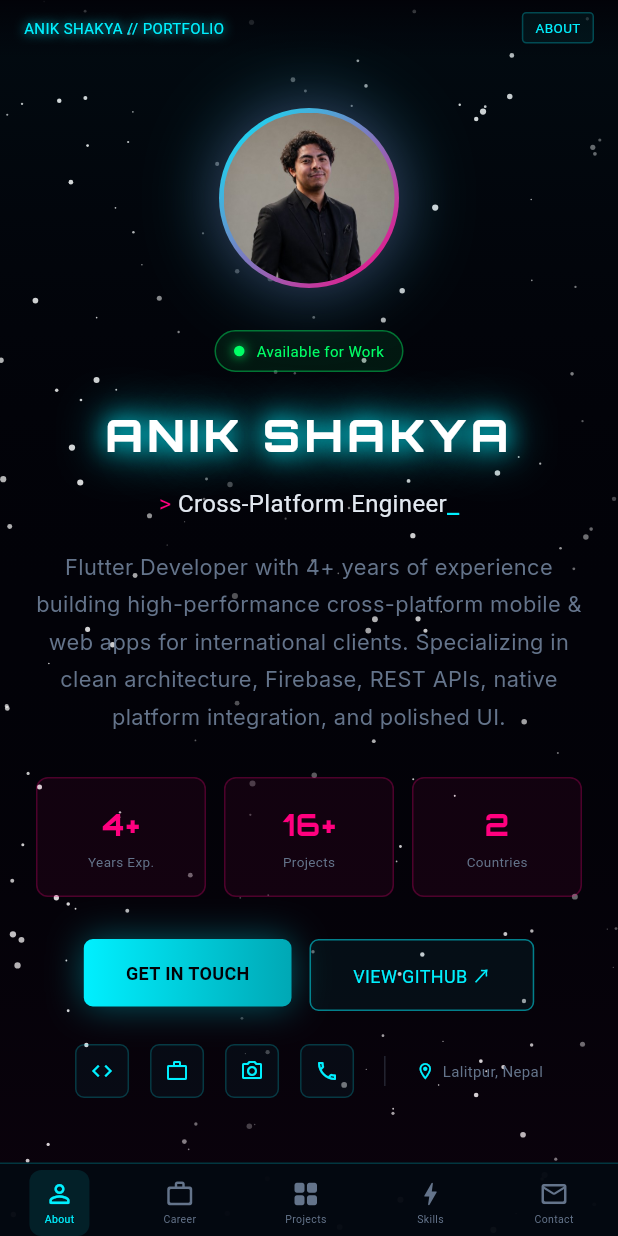
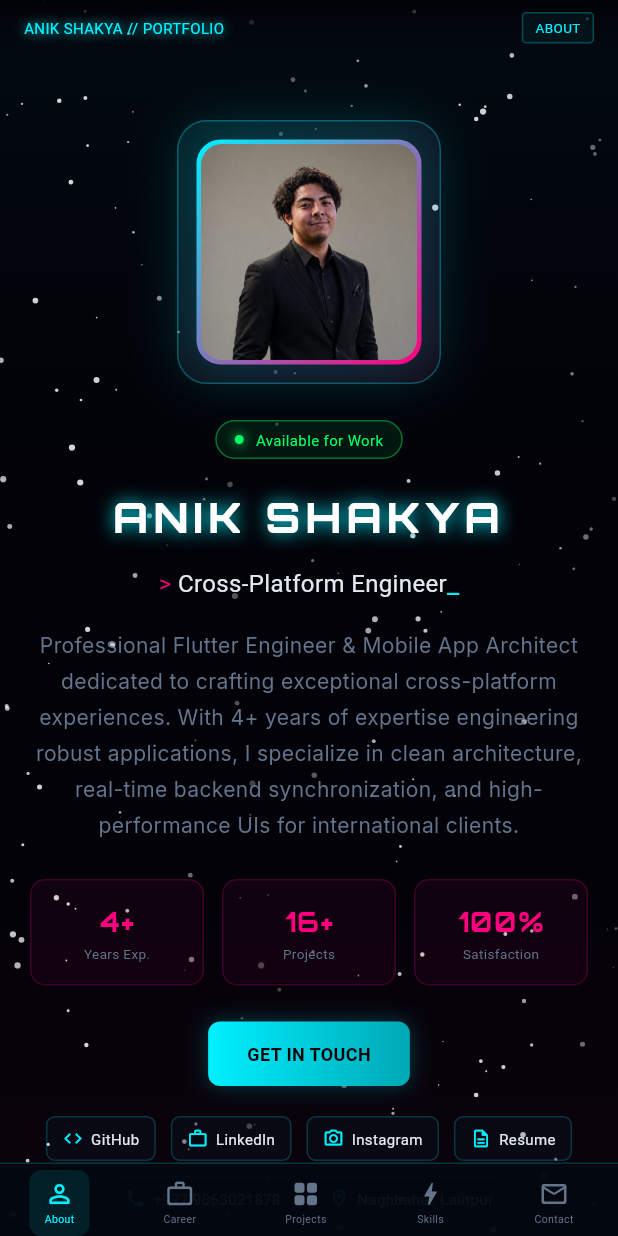
Before and after one commit to Anikshakya/my_portfolio, a Flutter app: the screen it shows after launch, on a phone screen of 412 x 824 dp. Run offline on Flutter 3.47's test engine with Material 3 defaults, Android fonts, the phone set to English and light mode, and no system bars; drawn by our look-alikes of flutter_animate; our stand-ins replace google_fonts, visibility_detector.

Commit message:
Managed
- Animations, UI and sections

```diff
--- a/lib/main.dart
+++ b/lib/main.dart
@@ -150,7 +150,13 @@ class _PortfolioRootState extends State<PortfolioRoot> {
         _page(const ProjectsScreen(),
             topPad: topPad + 24, bottomPad: bottomPad),
         _page(const SkillsScreen(), topPad: topPad + 24, bottomPad: bottomPad),
-        _page(const ContactScreen(), topPad: topPad + 24, bottomPad: bottomPad),
+        _page(
+          const ContactScreen(),
+          topPad: 0,
+          bottomPad: 0,
+          fullWidth: true,
+          scrollable: false,
+        ),
       ],
     );
   }
@@ -160,6 +166,7 @@ class _PortfolioRootState extends State<PortfolioRoot> {
     required double topPad,
     required double bottomPad,
     bool scrollable = true,
+    bool fullWidth = false,
   }) {
     return LayoutBuilder(
       builder: (context, constraints) {
@@ -169,12 +176,17 @@ class _PortfolioRootState extends State<PortfolioRoot> {
           padding: EdgeInsets.only(top: topPad, bottom: bottomPad),
           child: ConstrainedBox(
             constraints: BoxConstraints(minHeight: minHeight),
-            child: Center(
-              child: ConstrainedBox(
-                constraints: const BoxConstraints(maxWidth: 1200),
-                child: child,
-              ),
-            ),
+            child: fullWidth
+                ? SizedBox(
+                    height: minHeight,
+                    child: child,
+                  )
+                : Center(
+                    child: ConstrainedBox(
+                      constraints: const BoxConstraints(maxWidth: 1200),
+                      child: child,
+                    ),
+                  ),
           ),
         );
 
--- a/lib/screens/home_screen.dart
+++ b/lib/screens/home_screen.dart
@@ -3,8 +3,6 @@ import 'package:flutter/material.dart';
 import 'package:flutter_animate/flutter_animate.dart';
 import 'package:url_launcher/url_launcher.dart';
 import '../theme/hud_theme.dart';
-import '../widgets/hud_panel.dart';
-import '../widgets/glow_text.dart';
 import '../widgets/scroll_animate.dart';
 
 class HomeScreen extends StatefulWidget {
@@ -80,11 +78,11 @@ class _HomeScreenState extends State<HomeScreen> {
   Widget build(BuildContext context) {
     final size = MediaQuery.of(context).size;
     final isWide = size.width > 700;
-    final hPad = isWide ? 56.0 : 24.0;
+    final hPad = isWide ? 56.0 : 20.0;
 
     return Container(
       constraints: BoxConstraints(minHeight: size.height * 0.88),
-      padding: EdgeInsets.fromLTRB(hPad, 24, hPad, 80),
+      padding: EdgeInsets.fromLTRB(hPad, 32, hPad, 80),
       child: Center(
         child: ConstrainedBox(
           constraints: const BoxConstraints(maxWidth: 1100),
@@ -102,32 +100,32 @@ class _HomeScreenState extends State<HomeScreen> {
       children: [
         // Left: Text content
         Expanded(
-          flex: 6,
+          flex: 7,
           child: Column(
             crossAxisAlignment: CrossAxisAlignment.start,
             mainAxisAlignment: MainAxisAlignment.center,
             children: [
               _StatusChip(),
+              const SizedBox(height: 20),
+              _heroName(),
+              const SizedBox(height: 14),
+              _typewriterRow(),
+              const SizedBox(height: 18),
+              _heroBio(),
+              const SizedBox(height: 28),
+              _statsRow(),
+              const SizedBox(height: 32),
+              _ctaRow(),
               const SizedBox(height: 24),
-              _heroName(),
-              const SizedBox(height: 16),
-              _typewriterRow(),
-              const SizedBox(height: 20),
-              _heroBio(),
-              const SizedBox(height: 32),
-              _statsRow(),
-              const SizedBox(height: 36),
-              _ctaRow(),
-              const SizedBox(height: 28),
               _socialRow(),
             ],
           ),
         ),
-        const SizedBox(width: 60),
-        // Right: Avatar
+        const SizedBox(width: 48),
+        // Right: Avatar card framing
         Expanded(
           flex: 4,
-          child: Center(child: _avatar(200)),
+          child: Center(child: _avatarContainer(220)),
         ),
       ],
     );
@@ -139,20 +137,20 @@ class _HomeScreenState extends State<HomeScreen> {
     return Column(
       crossAxisAlignment: CrossAxisAlignment.center,
       children: [
-        _avatar(120),
-        const SizedBox(height: 28),
+        _avatarContainer(150),
+        const SizedBox(height: 24),
         _StatusChip(),
-        const SizedBox(height: 20),
+        const SizedBox(height: 18),
         _heroName(center: true),
         const SizedBox(height: 12),
         _typewriterRow(center: true),
         const SizedBox(height: 16),
         _heroBio(center: true),
-        const SizedBox(height: 28),
+        const SizedBox(height: 24),
         _statsRow(),
-        const SizedBox(height: 28),
+        const SizedBox(height: 24),
         _ctaRow(),
-        const SizedBox(height: 22),
+        const SizedBox(height: 20),
         _socialRow(center: true),
       ],
     );
@@ -160,31 +158,43 @@ class _HomeScreenState extends State<HomeScreen> {
 
   // ── Sub-widgets ───────────────────────────────────────────────
 
-  Widget _avatar(double size) => ScrollAnimate(
+  Widget _avatarContainer(double size) => ScrollAnimate(
         key: const ValueKey('home_avatar'),
+        child: Container(
+          decoration: BoxDecoration(
+            borderRadius: BorderRadius.circular(20),
+            border: Border.all(color: HudColors.cyan.withOpacity(0.3)),
+            gradient: LinearGradient(
+              colors: [HudColors.cyan.withOpacity(0.08), HudColors.magenta.withOpacity(0.08)],
+              begin: Alignment.topLeft,
+              end: Alignment.bottomRight,
+            ),
+            boxShadow: [
+              BoxShadow(color: HudColors.cyan.withOpacity(0.2), blurRadius: 30, spreadRadius: -5),
+            ],
+          ),
+          padding: const EdgeInsets.all(12),
           child: Container(
             width: size,
             height: size,
             decoration: BoxDecoration(
-            shape: BoxShape.circle,
+              borderRadius: BorderRadius.circular(16),
               gradient: const LinearGradient(
                 colors: [HudColors.cyan, HudColors.magenta],
                 begin: Alignment.topLeft,
                 end: Alignment.bottomRight,
               ),
-            boxShadow: [
-              BoxShadow(color: HudColors.cyan.withOpacity(0.35), blurRadius: 40, spreadRadius: 2),
-              BoxShadow(color: HudColors.magenta.withOpacity(0.2), blurRadius: 30),
-            ],
             ),
             padding: const EdgeInsets.all(3),
-          child: ClipOval(
+            child: ClipRRect(
+              borderRadius: BorderRadius.circular(14),
               child: Image.asset(
                 'assets/images/portfolio.jpeg',
                 fit: BoxFit.cover,
                 errorBuilder: (_, __, ___) => Container(
                   color: const Color(0xFF0A0A16),
                   child: const Icon(Icons.person, color: HudColors.cyan, size: 60),
+                ),
               ),
             ),
           ),
@@ -197,12 +207,11 @@ class _HomeScreenState extends State<HomeScreen> {
           'ANIK SHAKYA',
           textAlign: center ? TextAlign.center : TextAlign.start,
           style: HudTextStyles.header(
-            MediaQuery.of(context).size.width > 700 ? 42 : 30,
+            MediaQuery.of(context).size.width > 700 ? 40 : 28,
           ).copyWith(
-            letterSpacing: 3,
+            letterSpacing: 3.5,
             shadows: [
-              const Shadow(color: HudColors.cyan, blurRadius: 20),
-              const Shadow(color: HudColors.cyan, blurRadius: 40),
+              const Shadow(color: HudColors.cyan, blurRadius: 15),
             ],
           ),
         ),
@@ -232,13 +241,14 @@ class _HomeScreenState extends State<HomeScreen> {
         key: const ValueKey('home_bio'),
         delay: const Duration(milliseconds: 150),
         child: ConstrainedBox(
-          constraints: const BoxConstraints(maxWidth: 560),
+          constraints: const BoxConstraints(maxWidth: 580),
           child: Text(
-            'Flutter Developer with 4+ years of experience building high-performance '
-            'cross-platform mobile & web apps for international clients. '
-            'Specializing in clean architecture, Firebase, REST APIs, native platform integration, and polished UI.',
+            'Professional Flutter Engineer & Mobile App Architect dedicated to crafting exceptional '
+            'cross-platform experiences. With 4+ years of expertise engineering robust applications, '
+            'I specialize in clean architecture, real-time backend synchronization, and high-performance UIs '
+            'for international clients.',
             textAlign: center ? TextAlign.center : TextAlign.start,
-            style: HudTextStyles.body(14.5, color: HudColors.textMuted).copyWith(height: 1.75),
+            style: HudTextStyles.body(14, color: HudColors.textMuted).copyWith(height: 1.7),
           ),
         ),
       );
@@ -252,23 +262,23 @@ class _HomeScreenState extends State<HomeScreen> {
             const SizedBox(width: 12),
             _statChip('16+', 'Projects'),
             const SizedBox(width: 12),
-            _statChip('2', 'Countries'),
+            _statChip('100%', 'Satisfaction'),
           ],
         ),
       );
 
   Widget _statChip(String val, String label) => Expanded(
         child: Container(
-          padding: const EdgeInsets.symmetric(vertical: 16, horizontal: 12),
+          padding: const EdgeInsets.symmetric(vertical: 14, horizontal: 8),
           decoration: BoxDecoration(
-            color: HudColors.magenta.withOpacity(0.06),
-            borderRadius: BorderRadius.circular(8),
-            border: Border.all(color: HudColors.magenta.withOpacity(0.25)),
+            color: HudColors.magenta.withOpacity(0.05),
+            borderRadius: BorderRadius.circular(10),
+            border: Border.all(color: HudColors.magenta.withOpacity(0.2)),
           ),
           child: Column(
             children: [
-              Text(val, style: HudTextStyles.header(20, color: HudColors.magenta)),
-              const SizedBox(height: 4),
+              Text(val, style: HudTextStyles.header(18, color: HudColors.magenta)),
+              const SizedBox(height: 2),
               Text(label, style: HudTextStyles.mono(9, color: HudColors.textMuted)),
             ],
           ),
@@ -282,36 +292,30 @@ class _HomeScreenState extends State<HomeScreen> {
           spacing: 12,
           runSpacing: 12,
           children: [
-            // Primary CTA
-            GestureDetector(
+            // Only the primary contact CTA button remains here
+            _HoverButton(
               onTap: widget.onContactTap,
-              child: Container(
-                padding: const EdgeInsets.symmetric(horizontal: 28, vertical: 14),
+              builder: (isHovered) => Container(
+                padding: const EdgeInsets.symmetric(horizontal: 26, vertical: 13),
                 decoration: BoxDecoration(
-                  gradient: const LinearGradient(
-                    colors: [HudColors.cyan, Color(0xFF00A8B5)],
+                  gradient: LinearGradient(
+                    colors: isHovered
+                        ? [HudColors.cyan, HudColors.cyan]
+                        : [HudColors.cyan, const Color(0xFF00A8B5)],
                   ),
-                  borderRadius: BorderRadius.circular(6),
-                  boxShadow: [BoxShadow(color: HudColors.cyan.withOpacity(0.35), blurRadius: 20)],
+                  borderRadius: BorderRadius.circular(8),
+                  boxShadow: [
+                    BoxShadow(
+                      color: HudColors.cyan.withOpacity(isHovered ? 0.5 : 0.25),
+                      blurRadius: isHovered ? 20 : 12,
+                    ),
+                  ],
                 ),
                 child: Text(
                   'GET IN TOUCH',
                   style: HudTextStyles.mono(12, color: const Color(0xFF020208))
                       .copyWith(fontWeight: FontWeight.bold),
                 ),
-              ),
-            ),
-            // Secondary CTA
-            GestureDetector(
-              onTap: () => _launch('https://github.com/AnikShakya'),
-              child: Container(
-                padding: const EdgeInsets.symmetric(horizontal: 28, vertical: 14),
-                decoration: BoxDecoration(
-                  borderRadius: BorderRadius.circular(6),
-                  border: Border.all(color: HudColors.cyan.withOpacity(0.5)),
-                  color: HudColors.cyan.withOpacity(0.05),
-                ),
-                child: Text('VIEW GITHUB ↗', style: HudTextStyles.mono(12)),
               ),
             ),
           ],
@@ -321,40 +325,80 @@ class _HomeScreenState extends State<HomeScreen> {
   Widget _socialRow({bool center = false}) => ScrollAnimate(
         key: const ValueKey('home_socials'),
         delay: const Duration(milliseconds: 260),
-        child: Row(
-          mainAxisAlignment: center ? MainAxisAlignment.center : MainAxisAlignment.start,
+        child: Wrap(
+          spacing: 10,
+          runSpacing: 10,
+          alignment: center ? WrapAlignment.center : WrapAlignment.start,
+          crossAxisAlignment: WrapCrossAlignment.center,
           children: [
-            _iconLink(Icons.code, 'https://github.com/AnikShakya'),
-            const SizedBox(width: 14),
-            _iconLink(Icons.work_outline, 'https://www.linkedin.com/in/anik-shakya-67141b192/'),
-            const SizedBox(width: 14),
-            _iconLink(Icons.camera_alt_outlined, 'https://www.instagram.com/anik_shakya_'),
-            const SizedBox(width: 14),
-            _iconLink(Icons.phone_outlined, 'tel:+9779863021878'),
-            const SizedBox(width: 20),
-            Container(width: 1, height: 20, color: HudColors.textMuted.withOpacity(0.3)),
-            const SizedBox(width: 20),
-            Row(children: [
-              const Icon(Icons.location_on_outlined, color: HudColors.cyan, size: 13),
-              const SizedBox(width: 5),
-              Text('Lalitpur, Nepal', style: HudTextStyles.mono(10, color: HudColors.textMuted)),
-            ]),
+            _socialChip(Icons.code, 'GitHub', 'https://github.com/AnikShakya'),
+            _socialChip(Icons.work_outline, 'LinkedIn', 'https://www.linkedin.com/in/anik-shakya-67141b192/'),
+            _socialChip(Icons.camera_alt_outlined, 'Instagram', 'https://www.instagram.com/anik_shakya_'),
+            _socialChip(Icons.description_outlined, 'Resume', 'https://github.com/AnikShakya'),
+            _socialChip(Icons.phone_outlined, '+977 9863021878', 'tel:+9779863021878'),
+            _socialChip(
+              Icons.location_on_outlined,
+              'Naghbahal, Lalitpur',
+              'https://www.google.com/maps/search/?api=1&query=Naghbahal,+Lalitpur,+Nepal',
+            ),
           ],
         ),
       );
 
-  Widget _iconLink(IconData icon, String url) => GestureDetector(
+  Widget _socialChip(IconData icon, String label, String url) => _HoverButton(
         onTap: () => _launch(url),
-        child: Container(
-          padding: const EdgeInsets.all(9),
+        builder: (isHovered) => Container(
+          padding: const EdgeInsets.symmetric(horizontal: 10, vertical: 7),
           decoration: BoxDecoration(
             borderRadius: BorderRadius.circular(6),
-            border: Border.all(color: HudColors.cyan.withOpacity(0.2)),
-            color: HudColors.cyan.withOpacity(0.04),
+            border: Border.all(
+              color: HudColors.cyan.withOpacity(isHovered ? 0.9 : 0.2),
             ),
-          child: Icon(icon, color: HudColors.cyan, size: 16),
+            color: HudColors.cyan.withOpacity(isHovered ? 0.12 : 0.03),
+          ),
+          child: Row(
+            mainAxisSize: MainAxisSize.min,
+            children: [
+              Icon(icon, color: HudColors.cyan, size: 14),
+              const SizedBox(width: 5),
+              Text(label, style: HudTextStyles.mono(10, color: HudColors.textMain)),
+            ],
+          ),
         ),
       );
+}
+
+// ── Reusable Hover State Widget ──────────────────────────────────
+
+class _HoverButton extends StatefulWidget {
+  final VoidCallback onTap;
+  final Widget Function(bool isHovered) builder;
+
+  const _HoverButton({required this.onTap, required this.builder});
+
+  @override
+  State<_HoverButton> createState() => _HoverButtonState();
+}
+
+class _HoverButtonState extends State<_HoverButton> {
+  bool _isHovered = false;
+
+  @override
+  Widget build(BuildContext context) {
+    return MouseRegion(
+      onEnter: (_) => setState(() => _isHovered = true),
+      onExit: (_) => setState(() => _isHovered = false),
+      cursor: SystemMouseCursors.click,
+      child: GestureDetector(
+        onTap: widget.onTap,
+        child: AnimatedScale(
+          scale: _isHovered ? 1.03 : 1.0,
+          duration: const Duration(milliseconds: 150),
+          child: widget.builder(_isHovered),
+        ),
+      ),
+    );
+  }
 }
 
 // ── Status chip ──────────────────────────────────────────────────
@@ -363,7 +407,7 @@ class _StatusChip extends StatelessWidget {
   @override
   Widget build(BuildContext context) {
     return Container(
-      padding: const EdgeInsets.symmetric(horizontal: 12, vertical: 6),
+      padding: const EdgeInsets.symmetric(horizontal: 12, vertical: 5),
       decoration: BoxDecoration(
         color: HudColors.green.withOpacity(0.08),
         border: Border.all(color: HudColors.green.withOpacity(0.4)),
@@ -373,16 +417,16 @@ class _StatusChip extends StatelessWidget {
         mainAxisSize: MainAxisSize.min,
         children: [
           Container(
-            width: 7,
-            height: 7,
-            decoration: BoxDecoration(
+            width: 6,
+            height: 6,
+            decoration: const BoxDecoration(
               color: HudColors.green,
               shape: BoxShape.circle,
               boxShadow: [BoxShadow(color: HudColors.green, blurRadius: 6)],
             ),
           )
               .animate(onPlay: (c) => c.repeat(reverse: true))
-              .scaleXY(end: 1.3, duration: 1000.ms),
+              .scaleXY(end: 1.4, duration: 1000.ms),
           const SizedBox(width: 8),
           Text('Available for Work', style: HudTextStyles.mono(10, color: HudColors.green)),
         ],
```
Also changed, not shown: lib/screens/contact_screen.dart (+32 -19 lines), lib/screens/experience_screen.dart (+6 -16 lines), lib/screens/projects_screen.dart (+48 -38 lines), assets/images/durgabhagawati.png (added), assets/images/goatus.png (added), assets/images/morinfo.png (added), assets/images/mulyankan.png (added), assets/images/pecon.png (added), assets/images/portfolio.png (added), assets/images/sendai-portal.png (added), assets/images/trandz.png (added). Lines whose indentation alone changed are shown as unchanged.
